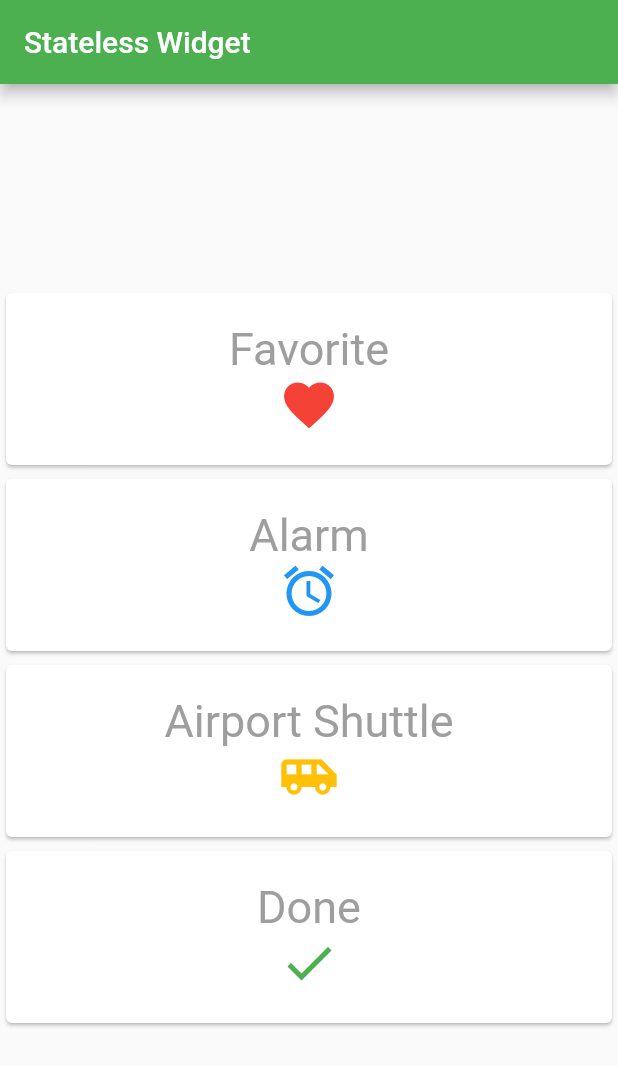
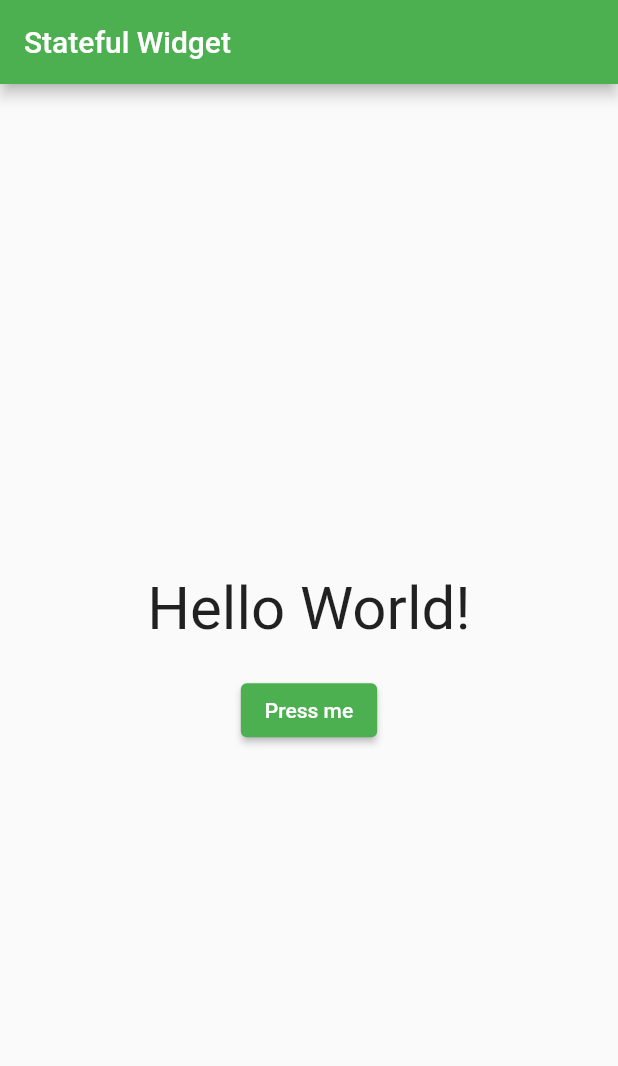
Before and after one commit to Cyantosh0/learn_flutter, a Flutter app: the screen it shows after launch, on a phone screen of 412 x 824 dp. Shown: the top 1066 px of the screen. Run offline on Flutter 3.47's test engine with Material 2 defaults, Android fonts, the phone set to English and light mode, and no system bars.

Commit message:
Work with Button as stateful widget

```diff
--- a/lib/src/app.dart
+++ b/lib/src/app.dart
@@ -1,12 +1,12 @@
 import 'package:flutter/material.dart';
-import 'widgets/card_widget.dart';
+import 'widgets/button_widget.dart';
 
 class App extends StatelessWidget {
   @override
   Widget build(BuildContext context) {
     return MaterialApp(
       debugShowCheckedModeBanner: false,
-      home: MyCards(),
+      home: MyButton(),
       theme: ThemeData(
         primarySwatch: Colors.green,
         accentColor: Colors.lightGreenAccent,
--- /dev/null
+++ b/lib/src/widgets/button_widget.dart
@@ -0,0 +1,49 @@
+import 'package:flutter/material.dart';
+
+class MyButton extends StatefulWidget {
+  @override
+  MyButtonState createState() {
+    return MyButtonState();
+  }
+}
+
+class MyButtonState extends State<MyButton> {
+  int counter = 0;
+  List<String> strings = ['My', 'Name', 'Is', "Santosh", "Shrestha"];
+  String displayedString = "Hello World!";
+
+  void onPressOfButton() {
+    setState(() {
+      displayedString = strings[counter];
+      counter = counter < 4 ? counter + 1 : 0;
+    });
+  }
+
+  @override
+  Widget build(BuildContext context) {
+    return Scaffold(
+      appBar: AppBar(
+        title: Text("Stateful Widget"),
+        backgroundColor: Colors.green,
+      ),
+      body: Container(
+        child: Center(
+          child: Column(
+            mainAxisAlignment: MainAxisAlignment.center,
+            children: <Widget>[
+              Text(displayedString, style: TextStyle(fontSize: 40.0)),
+              Padding(padding: EdgeInsets.all(10.0)),
+              ElevatedButton(
+                child: Text(
+                  "Press me",
+                  style: TextStyle(color: Colors.white),
+                ),
+                onPressed: onPressOfButton,
+              )
+            ],
+          ),
+        ),
+      ),
+    );
+  }
+}
```
